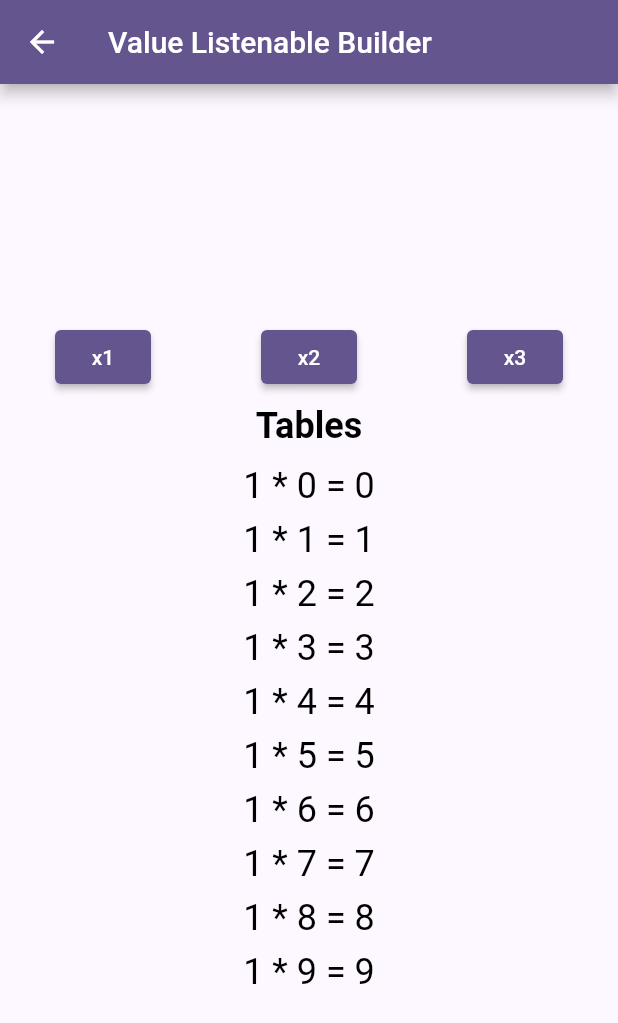
After one commit to omarSuarezRodriguez/flutter_apps_with_package, a Flutter app: the LValueListenableBuilderExample screen opened by its route, on a phone screen of 412 x 824 dp. The commit adds this screen. Shown: the top 1023 px of the screen. Run offline on Flutter 3.47's test engine with Material 2 defaults, Android fonts, the phone set to English and light mode, and no system bars; our stand-ins replace get, get_storage, readmore; missing offline and left inert: flutter_barcode_scanner; accounts and stored records are empty.

Commit message:
upload project 103

```diff
--- /dev/null
+++ b/lib/src/basics_screen/pages/102_value_listenable_builder_example.dart
@@ -0,0 +1,94 @@
+import 'package:flutter/material.dart';
+
+class LValueListenableBuilderExample extends StatelessWidget {
+  const LValueListenableBuilderExample({super.key});
+
+  @override
+  Widget build(BuildContext context) {
+    return Scaffold(
+      appBar: AppBar(title: const Text('Value Listenable Builder')),
+      body: Center(
+        child: LValueListenableBuilder(),
+      ),
+    );
+  }
+}
+
+
+class LValueListenableBuilder extends StatelessWidget {
+  LValueListenableBuilder({super.key});
+  final ValueNotifier<int> _counter = ValueNotifier<int>(1);
+
+
+
+  @override
+  Widget build(BuildContext context) {
+    return SingleChildScrollView(
+      child: Container(
+        child: Column(
+          mainAxisSize: MainAxisSize.max,
+          children: [
+            Row(
+              mainAxisSize: MainAxisSize.max,
+              mainAxisAlignment: MainAxisAlignment.spaceAround,
+              children: [
+                ElevatedButton(
+                  onPressed: () {
+                    _counter.value = 1;
+                  },
+                  child: Text("x1"),
+                ),
+                ElevatedButton(
+                  onPressed: () {
+                    _counter.value = 2;
+                  },
+                  child: Text("x2"),
+                ),
+                ElevatedButton(
+                  onPressed: () {
+                    _counter.value = 3;
+                  },
+                  child: Text("x3"),
+                ),
+              ],
+            ),
+            ValueListenableBuilder(
+              builder: (BuildContext context, int value, Widget? child) {
+                return Column(
+                  children: [
+                    Padding(
+                      padding: const EdgeInsets.all(8.0),
+                      child: child,
+                    ),
+                    Column(
+                      children: List.generate(
+                          10,
+                          (index) => Padding(
+                                padding: const EdgeInsets.all(4.0),
+                                child: Text(
+                                  "$value * $index = " +
+                                      (value * index).toString(),
+                                  style: TextStyle(
+                                      fontSize: 24, color: Colors.black),
+                                ),
+                              )),
+                    ),
+                  ],
+                );
+              },
+              valueListenable: _counter,
+              child: Center(
+                  child: Text(
+                "Tables",
+                style: TextStyle(
+                    fontWeight: FontWeight.bold,
+                    fontSize: 24,
+                    color: Colors.black),
+              )),
+            ),
+          ],
+        ),
+      ),
+    );
+  }
+}
```
Also changed, not shown: lib/src/basics_screen/basics_screen.dart (+42 -0 lines), lib/src/basics_screen/pages/101_builder_snackbar_example.dart (added, +49 -0 lines), lib/src/basics_screen/pages/103_tween_animation_builder_example.dart (added, +51 -0 lines), lib/src/routes/routes.dart (+8 -1 lines).
